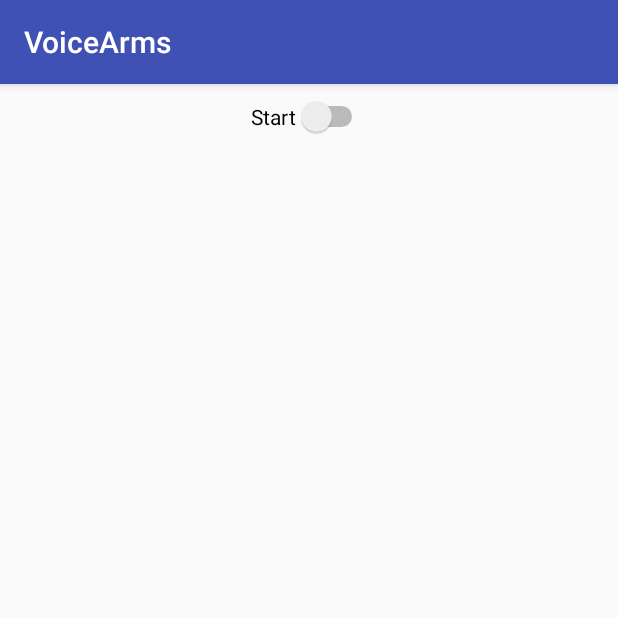
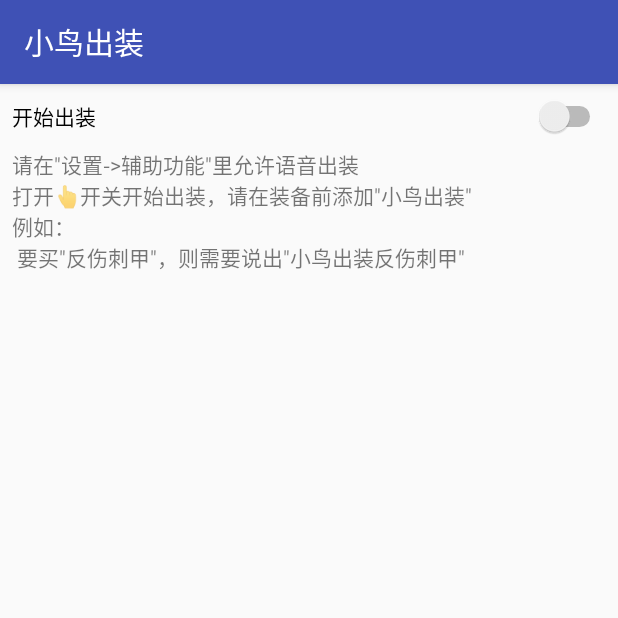
Before and after one commit to chenyangzhi/VoiceAwake, an Android app: the screen it shows after launch (MainActivity), on a phone screen of 412 x 824 dp, the top half of it. Run offline under Robolectric (Android 15) with nearby library versions, the phone set to English and light mode, and no system bars.

Commit message:
Add notice

```diff
--- a/app/src/main/res/layout/activity_main.xml
+++ b/app/src/main/res/layout/activity_main.xml
@@ -8,7 +8,7 @@
 
     <Switch
         android:id="@+id/switchStart"
-        android:layout_width="wrap_content"
+        android:layout_width="0dp"
         android:layout_height="wrap_content"
         android:layout_marginEnd="8dp"
         android:layout_marginStart="8dp"
@@ -17,4 +17,16 @@
         app:layout_constraintEnd_toEndOf="parent"
         app:layout_constraintStart_toStartOf="parent"
         app:layout_constraintTop_toTopOf="parent" />
+
+    <TextView
+        android:id="@+id/textView"
+        android:layout_width="0dp"
+        android:layout_height="wrap_content"
+        android:layout_marginEnd="8dp"
+        android:layout_marginStart="8dp"
+        android:layout_marginTop="8dp"
+        android:text="@string/notice"
+        app:layout_constraintEnd_toEndOf="parent"
+        app:layout_constraintStart_toStartOf="parent"
+        app:layout_constraintTop_toBottomOf="@+id/switchStart" />
 </android.support.constraint.ConstraintLayout>
--- a/app/src/main/res/values/strings.xml
+++ b/app/src/main/res/values/strings.xml
@@ -1,4 +1,5 @@
 <resources>
-    <string name="app_name">VoiceArms</string>
-    <string name="start">Start</string>
+    <string name="app_name">小鸟出装</string>
+    <string name="start">开始出装</string>
+    <string name="notice">请在\"设置->辅助功能\"里允许语音出装\n打开👆开关开始出装，请在装备前添加\"小鸟出装\"\n例如： \n  要买\"反伤刺甲\"，则需要说出\"小鸟出装反伤刺甲\"</string>
 </resources>
```
